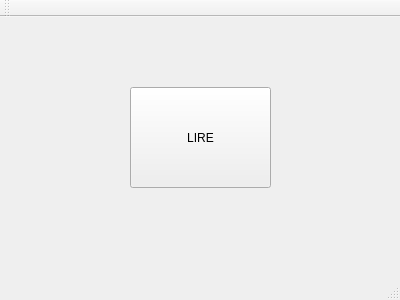
Before: the Qt Designer form mainwindow.ui in Tatane/CompasPlayer, drawn with Qt 5.
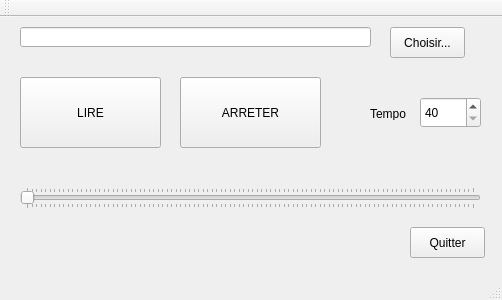
After: the same form once the commit is applied.

Commit message: ajout d epleins de boutons

```diff
--- a/mainwindow.ui
+++ b/mainwindow.ui
@@ -6,7 +6,7 @@
    <rect>
     <x>0</x>
     <y>0</y>
-    <width>400</width>
+    <width>502</width>
     <height>300</height>
    </rect>
   </property>
@@ -17,16 +17,119 @@
    <widget class="QPushButton" name="btnLire">
     <property name="geometry">
      <rect>
-      <x>130</x>
-      <y>70</y>
+      <x>20</x>
+      <y>60</y>
       <width>141</width>
-      <height>101</height>
+      <height>71</height>
      </rect>
     </property>
     <property name="text">
      <string>LIRE</string>
     </property>
    </widget>
+   <widget class="QPushButton" name="btnArreter">
+    <property name="geometry">
+     <rect>
+      <x>180</x>
+      <y>60</y>
+      <width>141</width>
+      <height>71</height>
+     </rect>
+    </property>
+    <property name="text">
+     <string>ARRETER</string>
+    </property>
+   </widget>
+   <widget class="QSpinBox" name="spinBoxTempo">
+    <property name="geometry">
+     <rect>
+      <x>420</x>
+      <y>80</y>
+      <width>61</width>
+      <height>31</height>
+     </rect>
+    </property>
+    <property name="prefix">
+     <string/>
+    </property>
+    <property name="minimum">
+     <number>40</number>
+    </property>
+    <property name="maximum">
+     <number>999</number>
+    </property>
+    <property name="singleStep">
+     <number>5</number>
+    </property>
+   </widget>
+   <widget class="QPushButton" name="btnSelectPattern">
+    <property name="geometry">
+     <rect>
+      <x>390</x>
+      <y>10</y>
+      <width>75</width>
+      <height>31</height>
+     </rect>
+    </property>
+    <property name="text">
+     <string>Choisir...</string>
+    </property>
+   </widget>
+   <widget class="QLineEdit" name="lineEditFile">
+    <property name="geometry">
+     <rect>
+      <x>20</x>
+      <y>10</y>
+      <width>351</width>
+      <height>20</height>
+     </rect>
+    </property>
+    <property name="readOnly">
+     <bool>true</bool>
+    </property>
+   </widget>
+   <widget class="QPushButton" name="btnQuitter">
+    <property name="geometry">
+     <rect>
+      <x>410</x>
+      <y>210</y>
+      <width>75</width>
+      <height>31</height>
+     </rect>
+    </property>
+    <property name="text">
+     <string>Quitter</string>
+    </property>
+   </widget>
+   <widget class="QLabel" name="label">
+    <property name="geometry">
+     <rect>
+      <x>370</x>
+      <y>90</y>
+      <width>46</width>
+      <height>13</height>
+     </rect>
+    </property>
+    <property name="text">
+     <string>Tempo</string>
+    </property>
+   </widget>
+   <widget class="QSlider" name="sliderProgression">
+    <property name="geometry">
+     <rect>
+      <x>20</x>
+      <y>170</y>
+      <width>461</width>
+      <height>22</height>
+     </rect>
+    </property>
+    <property name="orientation">
+     <enum>Qt::Horizontal</enum>
+    </property>
+    <property name="tickPosition">
+     <enum>QSlider::TicksBothSides</enum>
+    </property>
+   </widget>
   </widget>
   <widget class="QMenuBar" name="menuBar">
    <property name="geometry">
```
Left out of the diff: 2 changed lines with no effect on the pictures. The commit also changes 4 other files.
